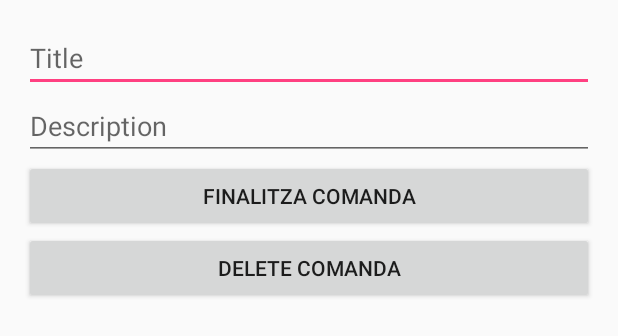
After one commit to sergimacia/UniNyam, an Android app: the layout activity_main.xml on its own in the app's theme, with its tools: preview values and no code run, on a phone screen of 412 x 824 dp. The commit adds this screen. Shown: the top 336 px of the screen. Run offline under Robolectric (Android 15) with nearby library versions, the phone set to English and light mode, and no system bars.

Commit message:
v0.3esb - En aquesta versió Firebase ja treballa amb la classe comanda. Permet enviar dos camps i esborrar una comanda des d'una interfície provisional.

```diff
--- a/app/build.gradle
+++ b/app/build.gradle
@@ -20,9 +20,14 @@ android {
 
 dependencies {
     implementation fileTree(dir: 'libs', include: ['*.jar'])
+    //noinspection GradleCompatible
     implementation 'com.android.support:appcompat-v7:27.1.1'
     implementation 'com.android.support.constraint:constraint-layout:1.1.3'
+    implementation 'com.google.firebase:firebase-core:11.8.0'
+    implementation 'com.google.firebase:firebase-firestore:11.8.0'
     testImplementation 'junit:junit:4.12'
     androidTestImplementation 'com.android.support.test:runner:1.0.2'
     androidTestImplementation 'com.android.support.test.espresso:espresso-core:3.0.2'
 }
+
+apply plugin: 'com.google.gms.google-services'
--- /dev/null
+++ b/app/src/main/res/layout/activity_main.xml
@@ -0,0 +1,41 @@
+<?xml version="1.0" encoding="utf-8"?>
+<LinearLayout xmlns:android="http://schemas.android.com/apk/res/android"
+    android:layout_width="match_parent"
+    android:layout_height="match_parent"
+    xmlns:tools="http://schemas.android.com/tools"
+    android:orientation="vertical"
+    android:padding="16dp"
+    tools:context="com.example.sergimacia.uninyam.MainActivity">
+
+    <EditText
+        android:id="@+id/edit_text_title"
+        android:layout_width="match_parent"
+        android:layout_height="wrap_content"
+        android:hint="Title"
+        android:inputType="text"/>
+
+    <EditText
+        android:id="@+id/edit_text_description"
+        android:layout_width="match_parent"
+        android:layout_height="wrap_content"
+        android:hint="Description"
+        android:inputType="text"/>
+
+    <Button
+        android:layout_width="match_parent"
+        android:layout_height="wrap_content"
+        android:text="Finalitza Comanda"
+        android:onClick="saveComanda"/>
+
+    <Button
+        android:layout_width="match_parent"
+        android:layout_height="wrap_content"
+        android:onClick="deleteComanda"
+        android:text="Delete Comanda"/>
+
+    <TextView
+        android:id="@+id/text_view_data"
+        android:layout_width="wrap_content"
+        android:layout_height="wrap_content"
+        android:textSize="20sp"/>
+</LinearLayout>
--- a/build.gradle
+++ b/build.gradle
@@ -12,6 +12,7 @@ buildscript {
 
         // NOTE: Do not place your application dependencies here; they belong
         // in the individual module build.gradle files
+        classpath 'com.google.gms:google-services:3.1.1'
     }
 }
 
```
Also changed, not shown: app/src/main/java/com/example/sergimacia/uninyam/Comanda.java (added, +22 -0 lines), app/src/main/java/com/example/sergimacia/uninyam/MainActivity.java (+85 -2 lines).
